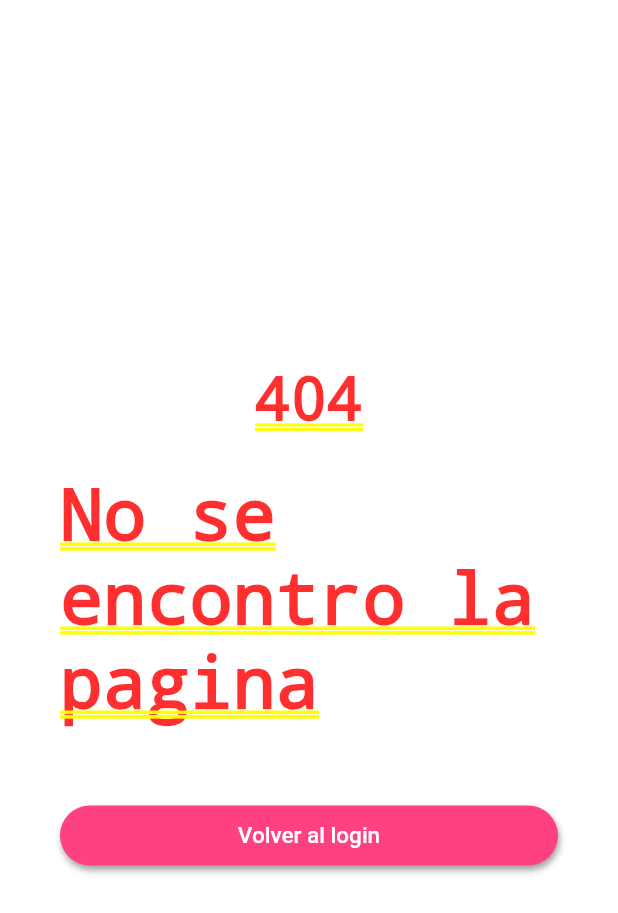
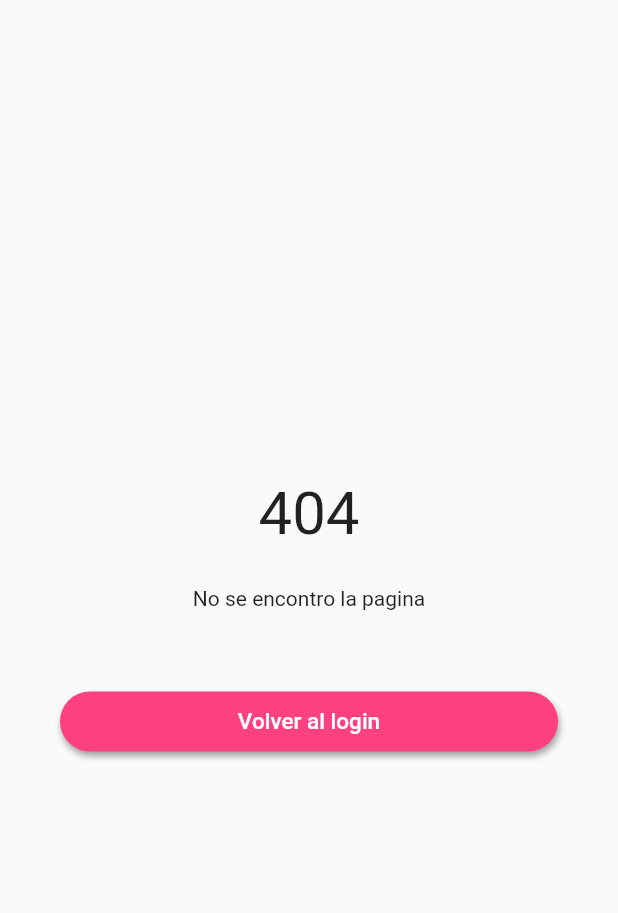
Before and after one commit to MaxiMaidana/victor_tauro, a Flutter app: the Page404 screen opened by its route, on a phone screen of 412 x 824 dp. Shown: the top 913 px of the screen. Run offline on Flutter 3.47's test engine with Material 2 defaults, Android fonts, the phone set to English and light mode, and no system bars; our stand-ins replace dio, equatable, flutter_bloc, get_it.

Commit message:
se sube scaffold a la pantalla de error

```diff
--- a/lib/features/error/presentation/pages/page_404.dart
+++ b/lib/features/error/presentation/pages/page_404.dart
@@ -12,7 +12,8 @@ class Page404 extends StatelessWidget {
 
   @override
   Widget build(BuildContext context) {
-    return Center(
+    return Scaffold(
+      body: Center(
         child: Padding(
           padding: const EdgeInsets.symmetric(horizontal: 40),
           child: Column(
@@ -34,6 +35,7 @@ class Page404 extends StatelessWidget {
             ],
           ),
         ),
+      ),
     );
   }
 }
```
Lines whose indentation alone changed are shown as unchanged.
